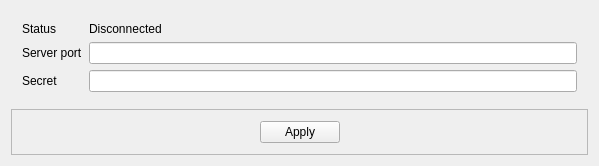
Above: Server5/c5server5.ui from End1-1/Cafe5 before the change. Below: the same form after it.
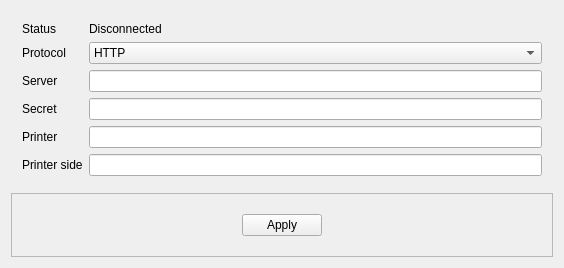
That is the form after the change. Custom widgets are drawn as their Qt base class.

Diff of the .ui file:
```diff
--- a/Server5/c5server5.ui
+++ b/Server5/c5server5.ui
@@ -6,8 +6,8 @@
    <rect>
     <x>0</x>
     <y>0</y>
-    <width>599</width>
-    <height>162</height>
+    <width>564</width>
+    <height>268</height>
    </rect>
   </property>
   <property name="sizePolicy">
@@ -29,34 +29,6 @@
    <item>
     <widget class="WidgetContainer" name="wc" native="true">
      <layout class="QFormLayout" name="formLayout">
-      <item row="1" column="0">
-       <widget class="QLabel" name="label">
-        <property name="text">
-         <string>Server port</string>
-        </property>
-       </widget>
-      </item>
-      <item row="1" column="1">
-       <widget class="QLineEdit" name="lineEdit">
-        <property name="settings" stdset="0">
-         <string>serverport</string>
-        </property>
-       </widget>
-      </item>
-      <item row="2" column="0">
-       <widget class="QLabel" name="label_2">
-        <property name="text">
-         <string>Secret</string>
-        </property>
-       </widget>
-      </item>
-      <item row="2" column="1">
-       <widget class="QLineEdit" name="lineEdit_2">
-        <property name="settings" stdset="0">
-         <string>serversecret</string>
-        </property>
-       </widget>
-      </item>
       <item row="0" column="0">
        <widget class="QLabel" name="label_3">
         <property name="text">
@@ -71,6 +43,86 @@
         </property>
        </widget>
       </item>
+      <item row="1" column="0">
+       <widget class="QLabel" name="label_4">
+        <property name="text">
+         <string>Protocol</string>
+        </property>
+       </widget>
+      </item>
+      <item row="1" column="1">
+       <widget class="QComboBox" name="cbProtocol">
+        <property name="settings" stdset="0">
+         <string>protocol</string>
+        </property>
+        <item>
+         <property name="text">
+          <string>HTTP</string>
+         </property>
+        </item>
+        <item>
+         <property name="text">
+          <string>HTTPS</string>
+         </property>
+        </item>
+       </widget>
+      </item>
+      <item row="2" column="0">
+       <widget class="QLabel" name="label">
+        <property name="text">
+         <string>Server</string>
+        </property>
+       </widget>
+      </item>
+      <item row="2" column="1">
+       <widget class="QLineEdit" name="leServer">
+        <property name="settings" stdset="0">
+         <string>server</string>
+        </property>
+       </widget>
+      </item>
+      <item row="3" column="0">
+       <widget class="QLabel" name="label_2">
+        <property name="text">
+         <string>Secret</string>
+        </property>
+       </widget>
+      </item>
+      <item row="3" column="1">
+       <widget class="QLineEdit" name="leSecret">
+        <property name="settings" stdset="0">
+         <string>serversecret</string>
+        </property>
+       </widget>
+      </item>
+      <item row="4" column="1">
+       <widget class="QLineEdit" name="lePrinter">
+        <property name="settings" stdset="0">
+         <string>receipprinter</string>
+        </property>
+       </widget>
+      </item>
+      <item row="4" column="0">
+       <widget class="QLabel" name="label_5">
+        <property name="text">
+         <string>Printer</string>
+        </property>
+       </widget>
+      </item>
+      <item row="5" column="0">
+       <widget class="QLabel" name="label_6">
+        <property name="text">
+         <string>Printer side</string>
+        </property>
+       </widget>
+      </item>
+      <item row="5" column="1">
+       <widget class="QLineEdit" name="lePrinter_2">
+        <property name="settings" stdset="0">
+         <string>printerside</string>
+        </property>
+       </widget>
+      </item>
      </layout>
     </widget>
    </item>
```
